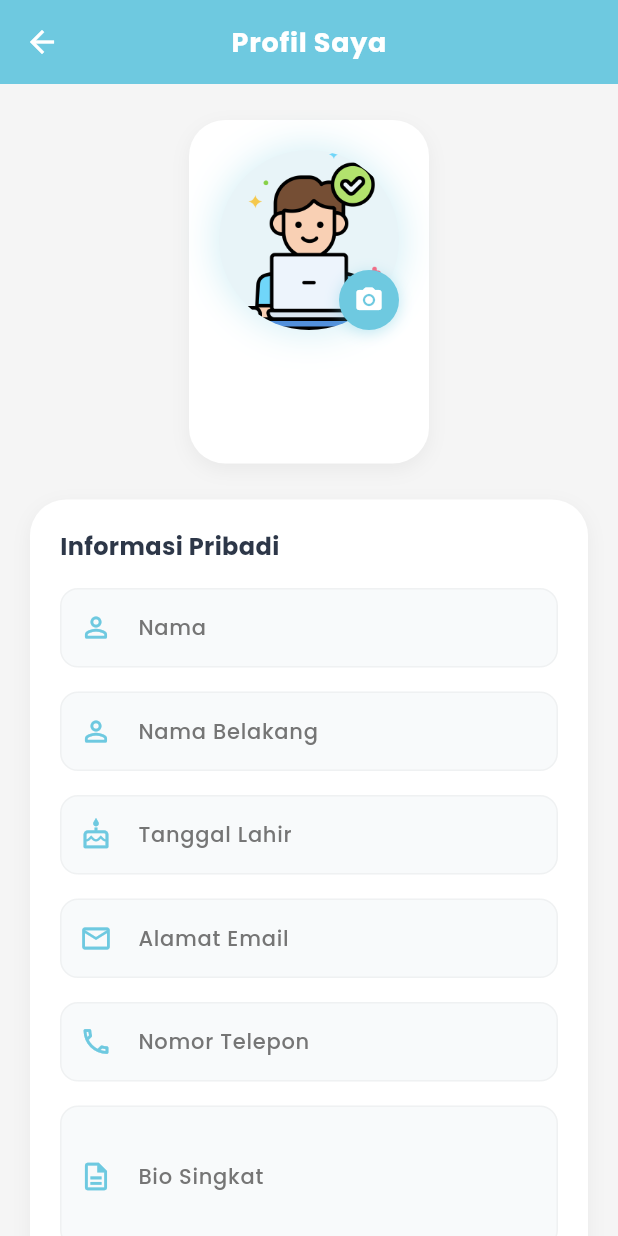
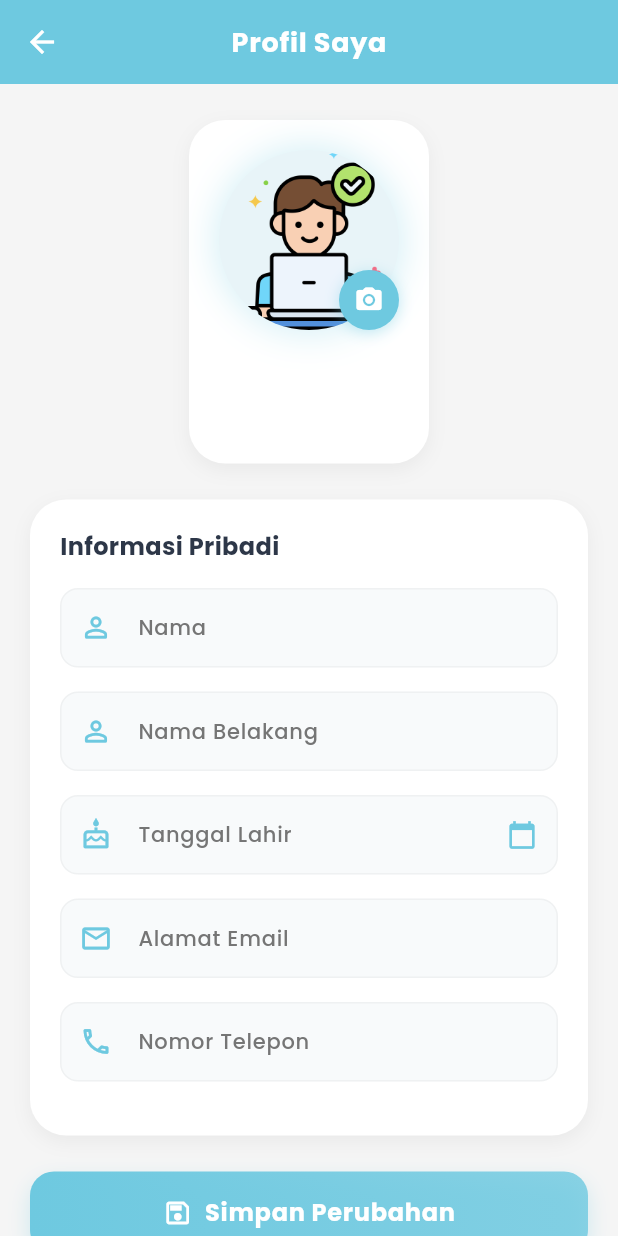
Before and after one commit to alkausarhapis/CarbonQuest_Mobile, a Flutter app: the SettingsScreen screen opened by its route, on a phone screen of 412 x 824 dp. Run offline on Flutter 3.47's test engine with Material 3 defaults, Android fonts, the phone set to English and light mode, and no system bars; our stand-ins replace flutter_secure_storage, get, google_fonts, iconsax_plus, image_picker, share_plus; accounts and stored records are empty.

Commit message:
fix: persist login and ux improves

```diff
--- a/lib/controller/auth_controller.dart
+++ b/lib/controller/auth_controller.dart
@@ -12,6 +12,7 @@ class AuthController extends GetxController {
   final Rx<AuthUser?> currentUser = Rx<AuthUser?>(null);
   final RxBool isLoading = false.obs;
   final RxBool isAuthenticated = false.obs;
+  final RxBool isInitialized = false.obs;
   final _secureStorage = const FlutterSecureStorage();
 
   static const String tokenKey = 'JWT_TOKEN';
@@ -28,14 +29,24 @@ class AuthController extends GetxController {
       final token = await _secureStorage.read(key: tokenKey);
       final userData = await _secureStorage.read(key: userKey);
 
+      debugPrint('Token exists: ${token != null}');
+      debugPrint('User data exists: ${userData != null}');
+
       if (token != null && userData != null) {
         final userJson = json.decode(userData);
         currentUser.value = AuthUser.fromJson(userJson);
         isAuthenticated.value = true;
+        debugPrint('User authenticated: ${currentUser.value?.email}');
+      } else {
+        isAuthenticated.value = false;
+        debugPrint('No stored credentials found');
       }
     } catch (e) {
       debugPrint('Error checking login status: $e');
       await _clearAuthData();
+    } finally {
+      isInitialized.value = true;
+      debugPrint('Auth initialization complete');
     }
   }
 
@@ -269,7 +280,6 @@ class AuthController extends GetxController {
     required String tanggalLahir,
     required String email,
     required String telepon,
-    required String bio,
   }) async {
     if (currentUser.value == null) return false;
 
@@ -298,7 +308,6 @@ class AuthController extends GetxController {
       if (response.statusCode == 200) {
         final responseData = json.decode(response.body);
         final user = AuthUser.fromApiResponse(responseData);
-        user.bio = bio;
 
         currentUser.value = user;
         await _secureStorage.write(
--- a/lib/view/settings_page.dart
+++ b/lib/view/settings_page.dart
@@ -20,7 +20,6 @@ class _SettingsScreenState extends State<SettingsScreen> {
   late TextEditingController _tanggalLahirController;
   late TextEditingController _emailController;
   late TextEditingController _teleponController;
-  late TextEditingController _bioController;
 
   final AuthController _authController = Get.find<AuthController>();
   late final ImageController _imageController;
@@ -36,12 +35,22 @@ class _SettingsScreenState extends State<SettingsScreen> {
     _namaBelakangController = TextEditingController(
       text: user?.namaBelakang ?? '',
     );
-    _tanggalLahirController = TextEditingController(
-      text: user?.tanggalLahir ?? '',
-    );
+
+    // Format date from ISO to YYYY-MM-DD
+    String formattedDate = '';
+    if (user?.tanggalLahir != null && user!.tanggalLahir.isNotEmpty) {
+      try {
+        final date = DateTime.parse(user.tanggalLahir);
+        formattedDate =
+            '${date.year}-${date.month.toString().padLeft(2, '0')}-${date.day.toString().padLeft(2, '0')}';
+      } catch (e) {
+        formattedDate = user.tanggalLahir;
+      }
+    }
+    _tanggalLahirController = TextEditingController(text: formattedDate);
+
     _emailController = TextEditingController(text: user?.email ?? '');
     _teleponController = TextEditingController(text: user?.telepon ?? '');
-    _bioController = TextEditingController(text: user?.bio ?? '');
   }
 
   @override
@@ -51,7 +60,6 @@ class _SettingsScreenState extends State<SettingsScreen> {
     _tanggalLahirController.dispose();
     _emailController.dispose();
     _teleponController.dispose();
-    _bioController.dispose();
     super.dispose();
   }
 
@@ -63,8 +71,45 @@ class _SettingsScreenState extends State<SettingsScreen> {
         tanggalLahir: _tanggalLahirController.text,
         email: _emailController.text,
         telepon: _teleponController.text,
-        bio: _bioController.text,
       );
+    }
+  }
+
+  Future<void> _selectDate(BuildContext context) async {
+    DateTime? currentDate;
+    try {
+      if (_tanggalLahirController.text.isNotEmpty) {
+        currentDate = DateTime.parse(_tanggalLahirController.text);
+      }
+    } catch (e) {
+      currentDate = null;
+    }
+
+    final DateTime? picked = await showDatePicker(
+      context: context,
+      initialDate: currentDate ?? DateTime(2000),
+      firstDate: DateTime(1900),
+      lastDate: DateTime.now(),
+      builder: (context, child) {
+        return Theme(
+          data: Theme.of(context).copyWith(
+            colorScheme: ColorScheme.light(
+              primary: AppColor.primary.color,
+              onPrimary: Colors.white,
+              onSurface: Colors.black,
+            ),
+          ),
+          child: child!,
+        );
+      },
+    );
+
+    if (picked != null) {
+      final formattedDate =
+          '${picked.year}-${picked.month.toString().padLeft(2, '0')}-${picked.day.toString().padLeft(2, '0')}';
+      setState(() {
+        _tanggalLahirController.text = formattedDate;
+      });
     }
   }
 
@@ -335,7 +380,7 @@ class _SettingsScreenState extends State<SettingsScreen> {
                         _namaBelakangController,
                         Icons.person_outline_rounded,
                       ),
-                      _buildEditableField(
+                      _buildDateField(
                         'Tanggal Lahir',
                         _tanggalLahirController,
                         Icons.cake_outlined,
@@ -349,13 +394,6 @@ class _SettingsScreenState extends State<SettingsScreen> {
                         'Nomor Telepon',
                         _teleponController,
                         Icons.phone_outlined,
-                      ),
-                      _buildEditableField(
-                        'Bio Singkat',
-                        _bioController,
-                        Icons.description_outlined,
-                        isOptional: true,
-                        maxLines: 3,
                       ),
                     ],
                   ),
@@ -517,4 +555,73 @@ class _SettingsScreenState extends State<SettingsScreen> {
       ),
     );
   }
+
+  Widget _buildDateField(
+    String label,
+    TextEditingController controller,
+    IconData icon,
+  ) {
+    return Padding(
+      padding: const EdgeInsets.only(bottom: 16),
+      child: TextFormField(
+        controller: controller,
+        readOnly: true,
+        onTap: () => _selectDate(context),
+        decoration: InputDecoration(
+          labelText: label,
+          labelStyle: TextStyle(
+            fontSize: 14,
+            color: Colors.grey[600],
+            fontWeight: FontWeight.w500,
+          ),
+          prefixIcon: Icon(icon, color: AppColor.primary.color, size: 22),
+          suffixIcon: Icon(
+            Icons.calendar_today,
+            color: AppColor.primary.color,
+            size: 20,
+          ),
+          filled: true,
+          fillColor: const Color(0xFFF8FAFB),
+          border: OutlineInputBorder(
+            borderRadius: BorderRadius.circular(12),
+            borderSide: BorderSide.none,
+          ),
+          enabledBorder: OutlineInputBorder(
+            borderRadius: BorderRadius.circular(12),
+            borderSide: BorderSide(
+              color: Colors.grey.withValues(alpha: 0.1),
+              width: 1,
+            ),
+          ),
+          focusedBorder: OutlineInputBorder(
+            borderRadius: BorderRadius.circular(12),
+            borderSide: BorderSide(color: AppColor.primary.color, width: 2),
+          ),
+          errorBorder: OutlineInputBorder(
+            borderRadius: BorderRadius.circular(12),
+            borderSide: const BorderSide(color: Colors.red, width: 1),
+          ),
+          focusedErrorBorder: OutlineInputBorder(
+            borderRadius: BorderRadius.circular(12),
+            borderSide: const BorderSide(color: Colors.red, width: 2),
+          ),
+          contentPadding: const EdgeInsets.symmetric(
+            horizontal: 16,
+            vertical: 16,
+          ),
+        ),
+        style: const TextStyle(
+          fontSize: 14,
+          color: Color(0xFF2D3748),
+          fontWeight: FontWeight.w500,
+        ),
+        validator: (value) {
+          if (value == null || value.isEmpty) {
+            return '$label tidak boleh kosong';
+          }
+          return null;
+        },
+      ),
+    );
+  }
 }
```
Also changed, not shown: lib/main.dart (+7 -1 lines).
